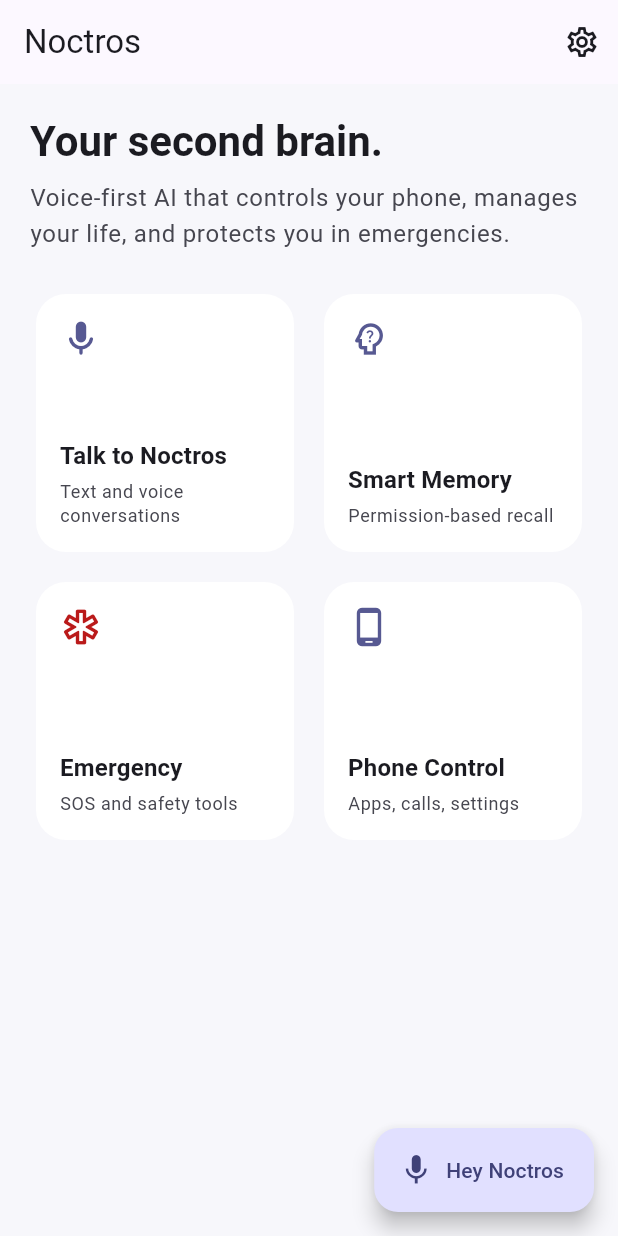
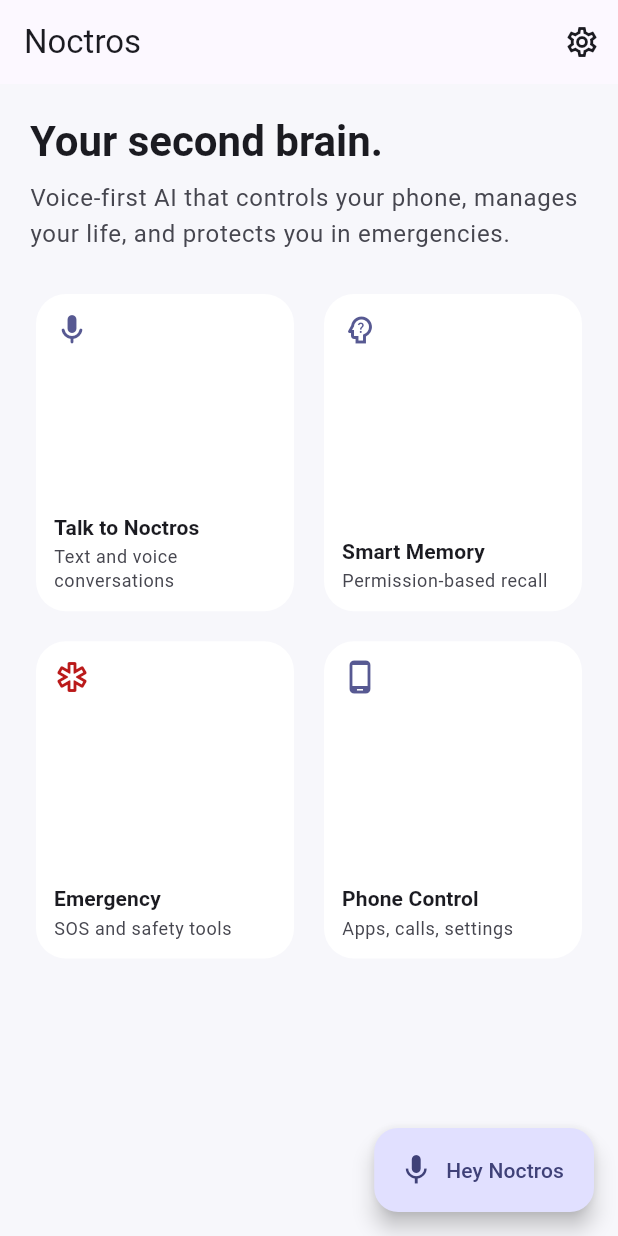
Before and after one commit to alaytin1975/noctros, a Flutter app: the screen it shows after launch, on a phone screen of 412 x 824 dp. Run offline on Flutter 3.47's test engine with Material 3 defaults, Android fonts, the phone set to English and light mode, and no system bars; our stand-ins replace dio, flutter_riverpod, flutter_secure_storage, flutter_tts, geolocator, go_router and 2 more; missing offline and left inert: encrypt; accounts and stored records are empty; statements that could not run were skipped.

Commit message:
Improve home screen feature tile layout for smaller screens.
Co-authored-by: Cursor <cursoragent@cursor.com>

```diff
--- a/lib/presentation/features/home/home_screen.dart
+++ b/lib/presentation/features/home/home_screen.dart
@@ -47,9 +47,11 @@ class HomeScreen extends StatelessWidget {
               const SizedBox(height: 24),
               Expanded(
                 child: GridView.count(
-                  crossAxisCount: MediaQuery.sizeOf(context).width > 600 ? 3 : 2,
+                  crossAxisCount:
+                      MediaQuery.sizeOf(context).width > 600 ? 3 : 2,
                   crossAxisSpacing: 12,
                   mainAxisSpacing: 12,
+                  childAspectRatio: 0.82,
                   children: [
                     _FeatureTile(
                       icon: Icons.mic_rounded,
@@ -117,24 +119,33 @@ class _FeatureTile extends StatelessWidget {
         borderRadius: BorderRadius.circular(20),
         onTap: onTap,
         child: Padding(
-          padding: const EdgeInsets.all(16),
+          padding: const EdgeInsets.all(12),
           child: Column(
             crossAxisAlignment: CrossAxisAlignment.start,
+            mainAxisAlignment: MainAxisAlignment.spaceBetween,
             children: [
-              Icon(icon, color: color, size: 28),
-              const Spacer(),
+              Icon(icon, color: color, size: 24),
+              Column(
+                crossAxisAlignment: CrossAxisAlignment.start,
+                children: [
                   Text(
                     title,
-                style: theme.textTheme.titleMedium?.copyWith(
+                    maxLines: 2,
+                    overflow: TextOverflow.ellipsis,
+                    style: theme.textTheme.titleSmall?.copyWith(
                       fontWeight: FontWeight.w600,
                     ),
                   ),
-              const SizedBox(height: 4),
+                  const SizedBox(height: 2),
                   Text(
                     subtitle,
+                    maxLines: 2,
+                    overflow: TextOverflow.ellipsis,
                     style: theme.textTheme.bodySmall?.copyWith(
                       color: theme.colorScheme.onSurfaceVariant,
                     ),
+                  ),
+                ],
               ),
             ],
           ),
```
Lines whose indentation alone changed are shown as unchanged.
